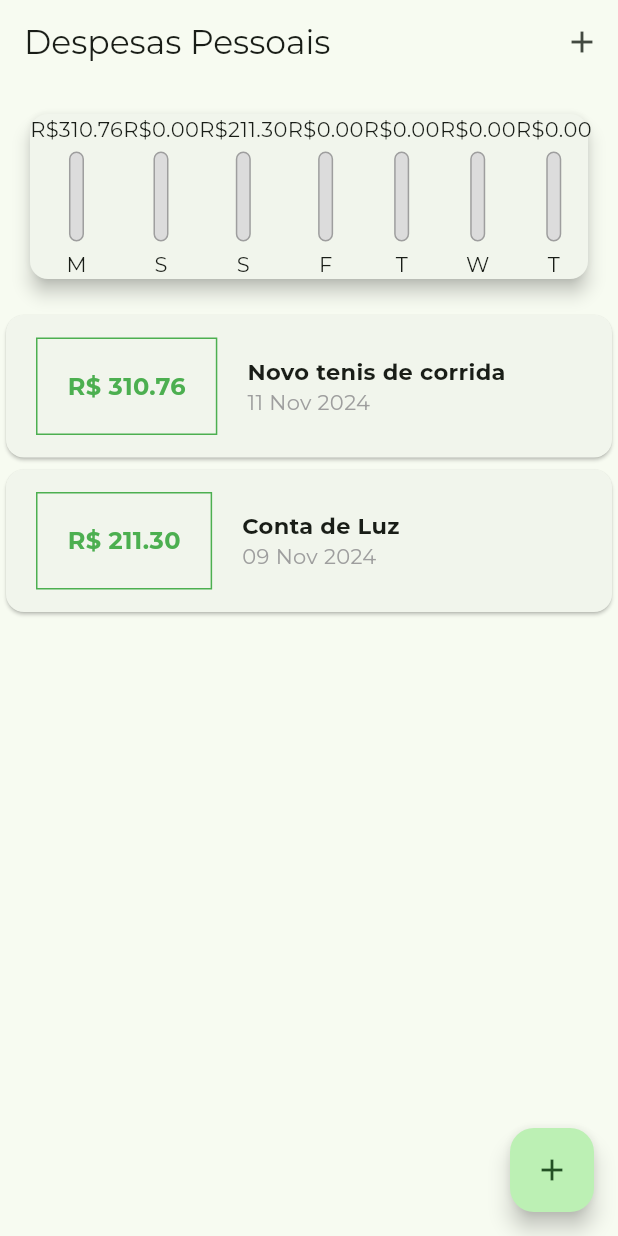
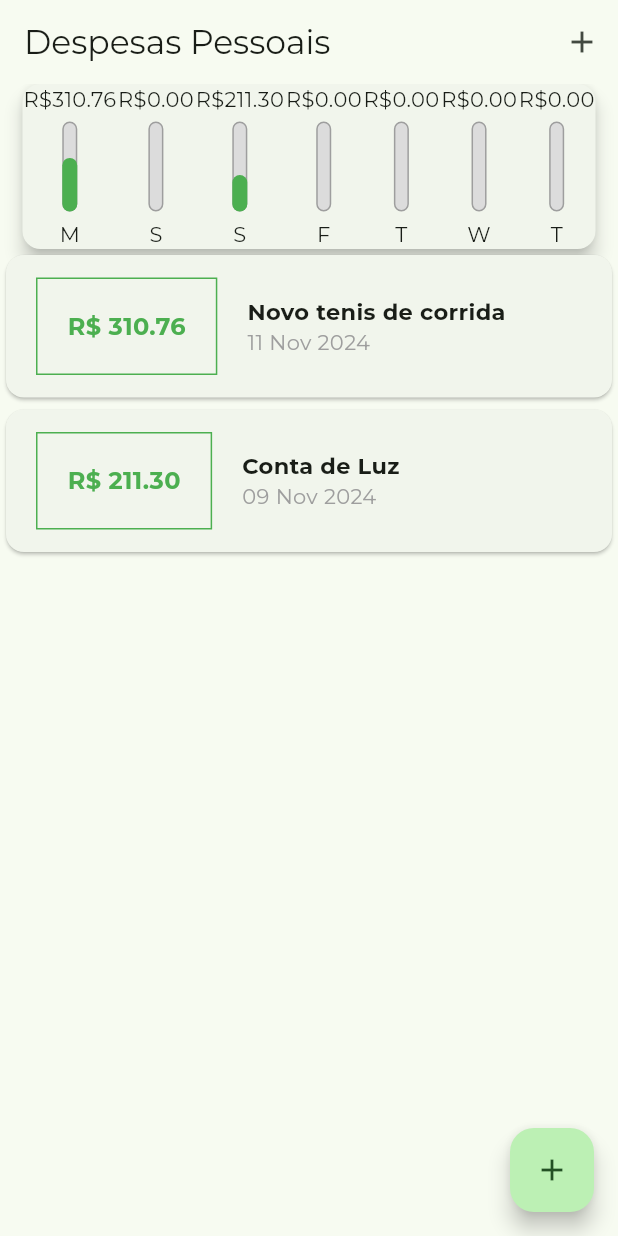
Before and after one commit to PedroGoncalves-Dev/Despesas-flutter, a Flutter app: the screen it shows after launch, on a phone screen of 412 x 824 dp. Run offline on Flutter 3.47's test engine with Material 3 defaults, Android fonts, the light colour scheme and no system bars; missing offline and left inert: dart:ffi; project files that could hold a hidden picture were left out.

Commit message:
calculo de gastos feito e passado pro charBar

```diff
--- a/lib/components/chart.dart
+++ b/lib/components/chart.dart
@@ -1,5 +1,3 @@
-import 'dart:ffi';
-
 import 'package:despesaspessoais/components/chart_bar.dart';
 import 'package:despesaspessoais/models/transaction.dart';
 import 'package:flutter/material.dart';
@@ -33,18 +31,25 @@ class Chart extends StatelessWidget {
     });
   }
 
+  double get _weekTotalValue {
+    return groupedTransaction.fold(0.0, (sum, tr) {
+      return sum + (tr['value'] as double);
+    });
+  }
+
   @override
   Widget build(BuildContext context) {
     return Card(
       elevation: 5,
-      margin: EdgeInsets.all(20),
+      margin: const EdgeInsets.symmetric(horizontal: 15),
       child: Row(
+          mainAxisAlignment: MainAxisAlignment.spaceAround,
           children: groupedTransaction.map((tr) {
-        return ChartBar(
-            label: tr['day'].toString(),
-            value: (tr['value'] as double),
-            percentege: 0);
-      }).toList()),
+            return ChartBar(
+                label: tr['day'].toString(),
+                value: (tr['value'] as double),
+                percentege: (tr['value'] as double) / _weekTotalValue);
+          }).toList()),
     );
   }
 }
```
